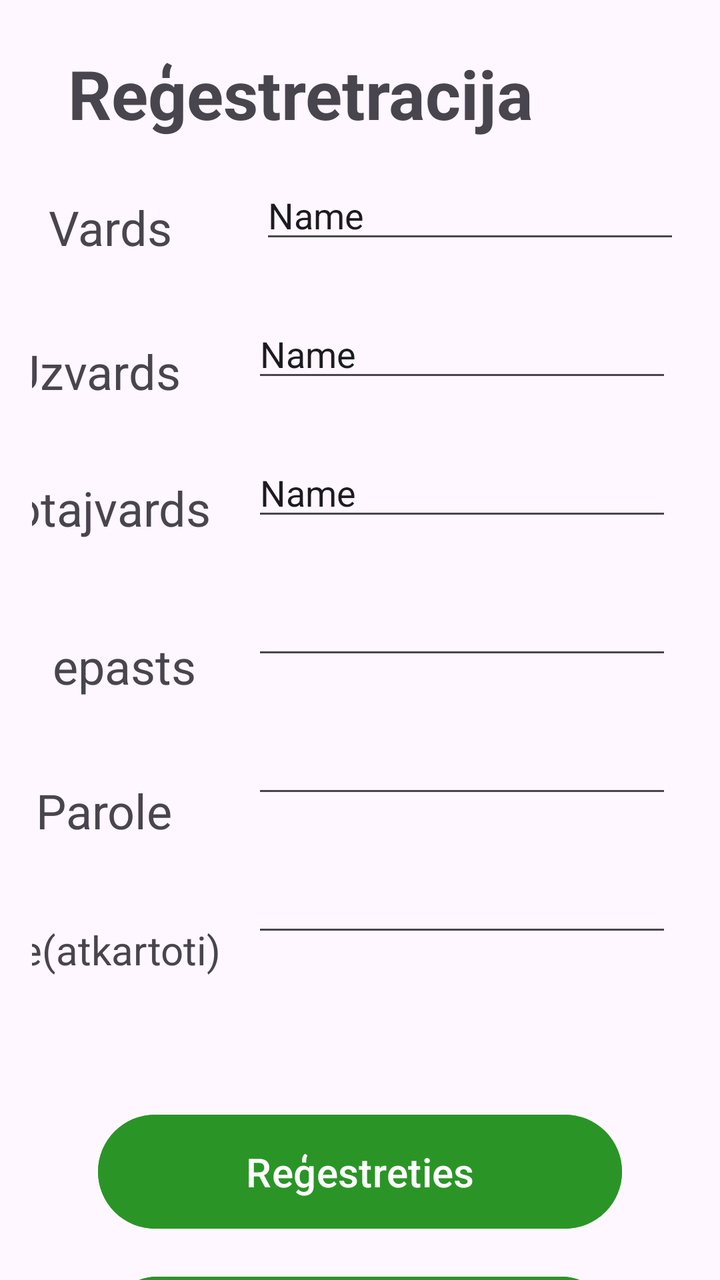
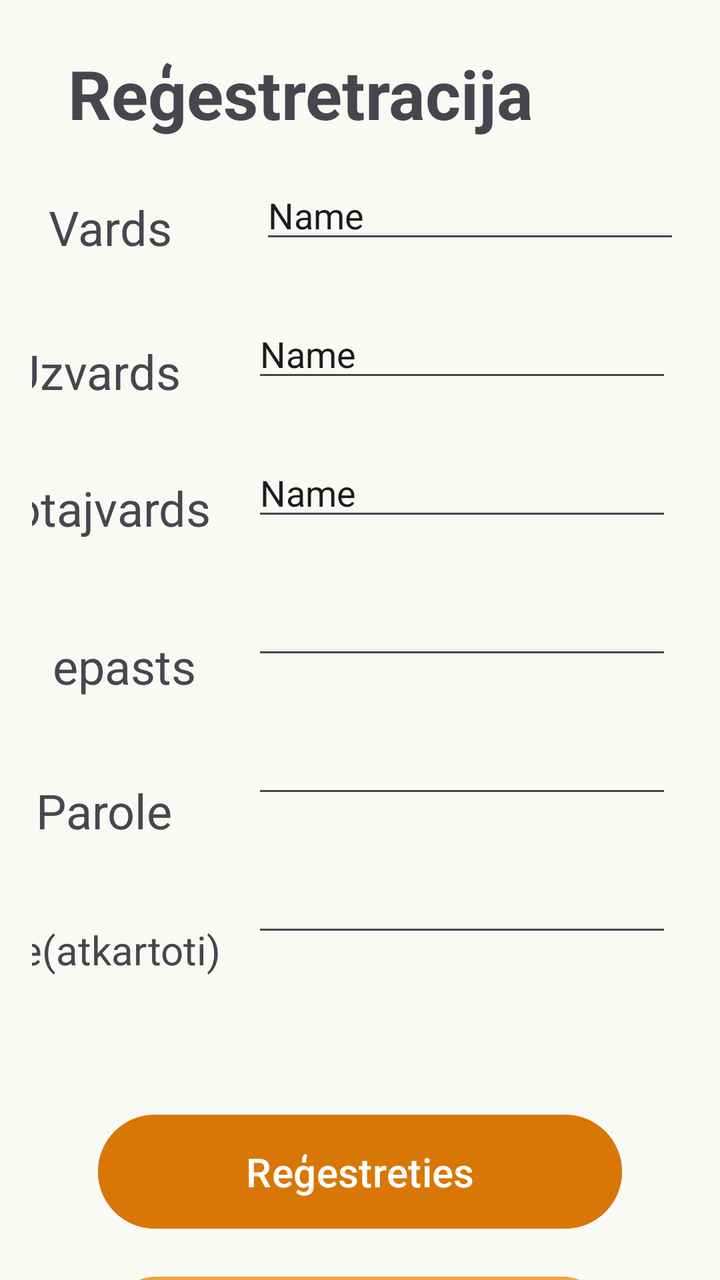

An Android layout rendered at two revisions. The XML below is the earlier revision; the diff shows what the commit changed to produce the second picture.
<!-- AndroidManifest.xml: application theme Theme._11_PD2_PA_Giruckis_Nikitins_2026 -->
<!-- res/layout/registration.xml -->
<?xml version="1.0" encoding="utf-8"?>
<androidx.core.widget.NestedScrollView xmlns:android="http://schemas.android.com/apk/res/android"
    xmlns:app="http://schemas.android.com/apk/res-auto"
    xmlns:tools="http://schemas.android.com/tools"
    android:layout_width="match_parent"
    android:layout_height="match_parent"
    tools:context=".RegistrationFragment">

    <androidx.constraintlayout.widget.ConstraintLayout
        android:layout_width="match_parent"
        android:layout_height="match_parent"
        android:padding="16dp">

        <TextView
            android:id="@+id/Registration_Text"
            android:layout_width="wrap_content"
            android:layout_height="wrap_content"
            android:layout_marginStart="116dp"
            android:layout_marginTop="8dp"
            android:layout_marginEnd="77dp"
            android:text="@string/Registration_Text"
            android:textSize="34sp"
            android:textStyle="bold"
            android:typeface="normal"
            app:layout_constraintEnd_toEndOf="parent"
            app:layout_constraintHorizontal_bias="1.0"
            app:layout_constraintStart_toStartOf="parent"
            app:layout_constraintTop_toTopOf="parent" />

        <TextView
            android:id="@+id/Registration_Name"
            android:layout_width="wrap_content"
            android:layout_height="wrap_content"
            android:layout_marginTop="28dp"
            android:layout_marginEnd="44dp"
            android:text="@string/Registration_Name"
            android:textSize="24sp"
            app:layout_constraintEnd_toStartOf="@+id/editTextText"
            app:layout_constraintTop_toBottomOf="@+id/Registration_Text" />

        <TextView
            android:id="@+id/Registration_Surname"
            android:layout_width="wrap_content"
            android:layout_height="wrap_content"
            android:layout_marginTop="100dp"
            android:layout_marginEnd="36dp"
            android:text="@string/Registration_Surname"
            android:textSize="24sp"
            app:layout_constraintEnd_toStartOf="@+id/editTextText2"
            app:layout_constraintTop_toBottomOf="@+id/Registration_Text" />

        <TextView
            android:id="@+id/Registration_Username"
            android:layout_width="151dp"
            android:layout_height="35dp"
            android:layout_marginTop="36dp"
            android:layout_marginEnd="8dp"
            android:text="@string/Registration_Username"
            android:textSize="24sp"
            app:layout_constraintEnd_toStartOf="@+id/editTextText3"
            app:layout_constraintTop_toBottomOf="@+id/Registration_Surname" />

        <TextView
            android:id="@+id/Registration_Email"
            android:layout_width="wrap_content"
            android:layout_height="wrap_content"
            android:layout_marginTop="44dp"
            android:layout_marginEnd="28dp"
            android:text="@string/Registration_Email"
            android:textSize="24sp"
            app:layout_constraintEnd_toStartOf="@+id/editTextTextEmailAddress"
            app:layout_constraintTop_toBottomOf="@+id/Registration_Username" />

        <TextView
            android:id="@+id/Registration_Password"
            android:layout_width="wrap_content"
            android:layout_height="wrap_content"
            android:layout_marginTop="40dp"
            android:layout_marginEnd="40dp"
            android:text="@string/Registration_Password"
            android:textSize="24sp"
            app:layout_constraintEnd_toStartOf="@+id/editTextTextPassword"
            app:layout_constraintTop_toBottomOf="@+id/Registration_Email" />

        <TextView
            android:id="@+id/Registration_Password_2"
            android:layout_width="wrap_content"
            android:layout_height="wrap_content"
            android:layout_marginTop="40dp"
            android:layout_marginEnd="16dp"
            android:text="@string/Registration_Password_2"
            android:textSize="20sp"
            app:layout_constraintEnd_toStartOf="@+id/editTextTextPassword2"
            app:layout_constraintTop_toBottomOf="@+id/Registration_Password" />

        <Button
            android:id="@+id/Registration_Reg_Button"
            android:layout_width="262dp"
            android:layout_height="65dp"
            android:layout_marginTop="484dp"
            android:backgroundTint="#2A9526"
            android:text="@string/Registration_Reg_Button_Text"
            android:textSize="20sp"
            app:layout_constraintEnd_toEndOf="parent"
            app:layout_constraintHorizontal_bias="0.498"
            app:layout_constraintStart_toStartOf="parent"
            app:layout_constraintTop_toBottomOf="@+id/Registration_Text"
            app:rippleColor="#7E2626" />

        <Button
            android:id="@+id/Registration_SignIn_Button"
            android:layout_width="254dp"
            android:layout_height="60dp"
            android:layout_marginTop="16dp"
            android:backgroundTint="#2A9526"
            android:text="@string/Registration_SignIn_Button_Text"
            android:textSize="20sp"
            app:layout_constraintEnd_toEndOf="parent"
            app:layout_constraintHorizontal_bias="0.494"
            app:layout_constraintStart_toStartOf="parent"
            app:layout_constraintTop_toBottomOf="@+id/Registration_Reg_Button" />

        <EditText
            android:id="@+id/editTextTextPassword"
            android:layout_width="wrap_content"
            android:layout_height="wrap_content"
            android:layout_marginTop="28dp"
            android:layout_marginEnd="8dp"
            android:ems="10"
            android:inputType="textPassword"
            app:layout_constraintEnd_toEndOf="parent"
            app:layout_constraintTop_toBottomOf="@+id/editTextTextEmailAddress" />

        <EditText
            android:id="@+id/editTextTextPassword2"
            android:layout_width="wrap_content"
            android:layout_height="wrap_content"
            android:layout_marginTop="28dp"
            android:layout_marginEnd="8dp"
            android:ems="10"
            android:inputType="textPassword"
            app:layout_constraintEnd_toEndOf="parent"
            app:layout_constraintTop_toBottomOf="@+id/editTextTextPassword" />

        <EditText
            android:id="@+id/editTextTextEmailAddress"
            android:layout_width="wrap_content"
            android:layout_height="wrap_content"
            android:layout_marginTop="28dp"
            android:layout_marginEnd="8dp"
            android:ems="10"
            android:inputType="textEmailAddress"
            app:layout_constraintEnd_toEndOf="parent"
            app:layout_constraintTop_toBottomOf="@+id/editTextText3" />

        <EditText
            android:id="@+id/editTextText"
            android:layout_width="wrap_content"
            android:layout_height="wrap_content"
            android:layout_marginTop="16dp"
            android:layout_marginEnd="4dp"
            android:ems="10"
            android:inputType="text"
            android:text="Name"
            app:layout_constraintEnd_toEndOf="parent"
            app:layout_constraintTop_toBottomOf="@+id/Registration_Text" />

        <EditText
            android:id="@+id/editTextText2"
            android:layout_width="wrap_content"
            android:layout_height="wrap_content"
            android:layout_marginTop="28dp"
            android:layout_marginEnd="8dp"
            android:ems="10"
            android:inputType="text"
            android:text="Name"
            app:layout_constraintEnd_toEndOf="parent"
            app:layout_constraintTop_toBottomOf="@+id/editTextText" />

        <EditText
            android:id="@+id/editTextText3"
            android:layout_width="wrap_content"
            android:layout_height="wrap_content"
            android:layout_marginTop="28dp"
            android:layout_marginEnd="8dp"
            android:ems="10"
            android:inputType="text"
            android:text="Name"
            app:layout_constraintEnd_toEndOf="parent"
            app:layout_constraintTop_toBottomOf="@+id/editTextText2" />
    </androidx.constraintlayout.widget.ConstraintLayout>
</androidx.core.widget.NestedScrollView>
<!-- resources referenced by this layout -->
<resources>
  <string name="Registration_Email">epasts</string>
  <string name="Registration_Name">Vards</string>
  <string name="Registration_Password">Parole</string>
  <string name="Registration_Password_2">Parole(atkartoti)</string>
  <string name="Registration_Reg_Button_Text">Reģestreties</string>
  <string name="Registration_SignIn_Button_Text">Ielagoties</string>
  <string name="Registration_Surname">Uzvards</string>
  <string name="Registration_Text">Reģestretracija</string>
  <string name="Registration_Username">Lietotajvards</string>
  <style name="Theme._11_PD2_PA_Giruckis_Nikitins_2026" parent="Base.Theme._11_PD2_PA_Giruckis_Nikitins_2026" />
  <style name="Base.Theme._11_PD2_PA_Giruckis_Nikitins_2026" parent="Theme.Material3.DayNight.NoActionBar">
          
          
      </style>
</resources>

<!-- the commit's change to res/layout/registration.xml (unified diff, before → after) -->
@@ -4,6 +4,7 @@
     xmlns:tools="http://schemas.android.com/tools"
     android:layout_width="match_parent"
     android:layout_height="match_parent"
+    android:background="#FAFAF5"
     tools:context=".RegistrationFragment">
 
     <androidx.constraintlayout.widget.ConstraintLayout
@@ -98,7 +99,7 @@
             android:layout_width="262dp"
             android:layout_height="65dp"
             android:layout_marginTop="484dp"
-            android:backgroundTint="#2A9526"
+            android:backgroundTint="#D97706"
             android:text="@string/Registration_Reg_Button_Text"
             android:textSize="20sp"
             app:layout_constraintEnd_toEndOf="parent"
@@ -112,7 +113,7 @@
             android:layout_width="254dp"
             android:layout_height="60dp"
             android:layout_marginTop="16dp"
-            android:backgroundTint="#2A9526"
+            android:backgroundTint="#EFA441"
             android:text="@string/Registration_SignIn_Button_Text"
             android:textSize="20sp"
             app:layout_constraintEnd_toEndOf="parent"
